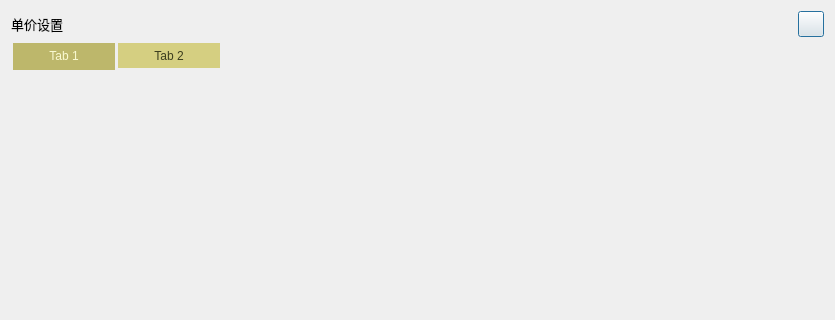
Before: the Qt Designer form PayCount_QT/CPaySetDlg.ui in 605791556/PayAccount-QT, drawn with Qt 5; both pictures show x 0 to 835 and y 0 to 320 of the 835 by 592 pixel window.
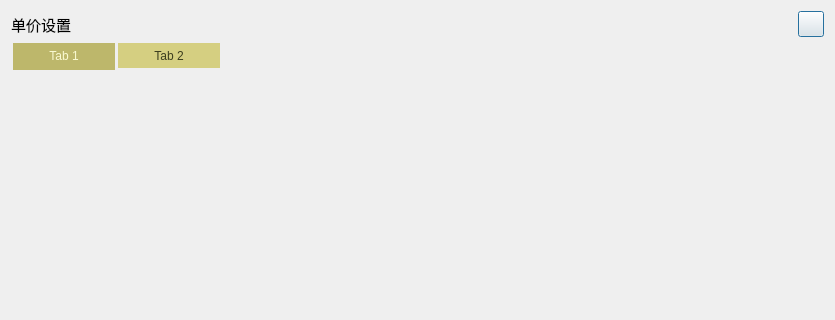
After: the same form once the commit is applied.

```diff
--- a/PayCount_QT/CPaySetDlg.ui
+++ b/PayCount_QT/CPaySetDlg.ui
@@ -21,7 +21,7 @@
        <property name="font">
         <font>
          <family>微软雅黑</family>
-         <pointsize>10</pointsize>
+         <pointsize>11</pointsize>
          <weight>50</weight>
          <italic>false</italic>
          <bold>false</bold>
```
